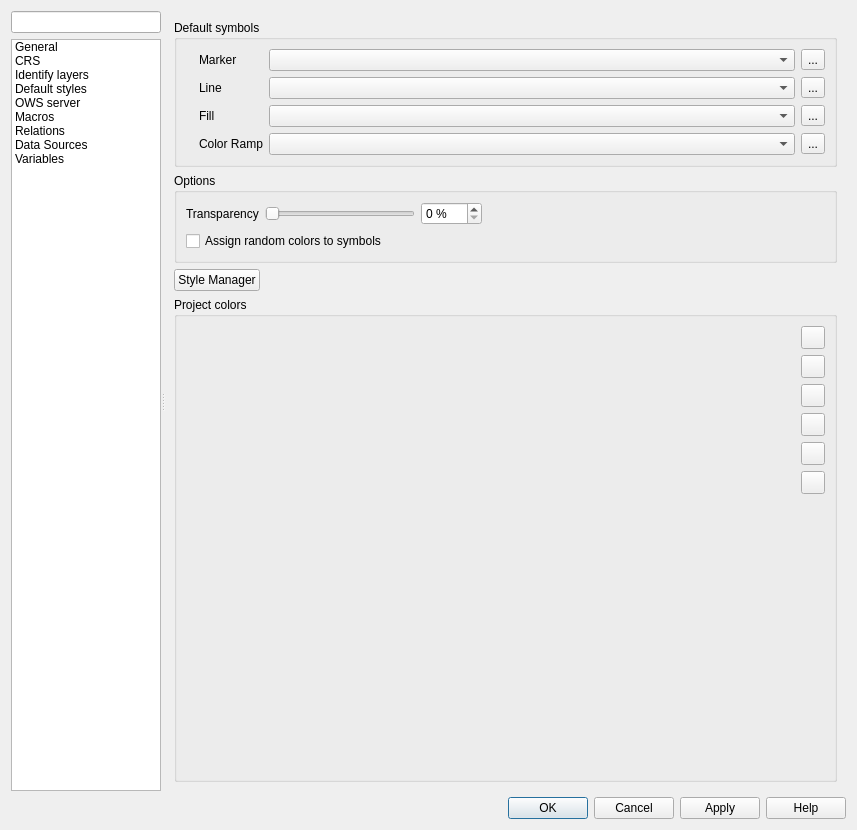
Before: the Qt Designer form src/ui/qgsprojectpropertiesbase.ui in carsmie/QGIS, drawn with Qt 5.
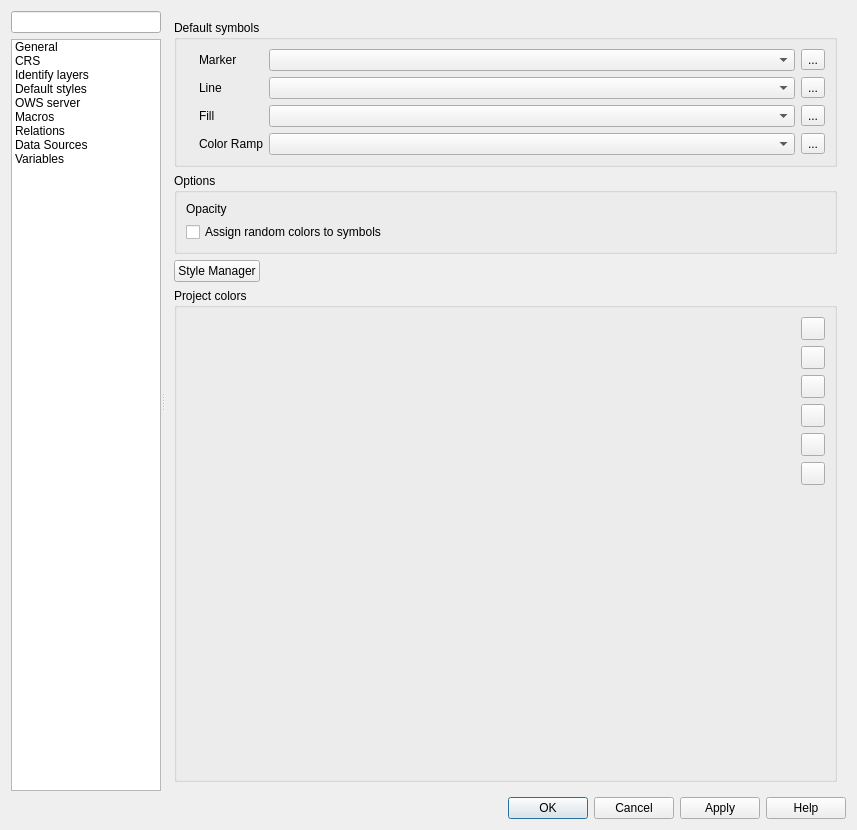
After: the same form once the commit is applied. The open tabs and pages were chosen to show the change. Icons and pictures are not drawn. Custom widgets are drawn as their Qt base class.

Commit message: Use QgsOpacityWidget wherever appropriate

Patch:
```diff
--- a/src/ui/qgsprojectpropertiesbase.ui
+++ b/src/ui/qgsprojectpropertiesbase.ui
@@ -915,8 +915,8 @@
                <rect>
                 <x>0</x>
                 <y>0</y>
-                <width>331</width>
-                <height>483</height>
+                <width>685</width>
+                <height>778</height>
                </rect>
               </property>
               <layout class="QVBoxLayout" name="verticalLayout_12">
@@ -1145,65 +1145,21 @@
                  </property>
                  <layout class="QVBoxLayout" name="verticalLayout_18">
                   <item>
-                   <layout class="QHBoxLayout" name="horizontalLayout_6">
+                   <layout class="QHBoxLayout" name="horizontalLayout_6" stretch="0,1">
                     <item>
                      <widget class="QLabel" name="mTransparencyLabel">
                       <property name="text">
-                       <string>Transparency</string>
+                       <string>Opacity</string>
                       </property>
                      </widget>
                     </item>
                     <item>
-                     <widget class="QSlider" name="mTransparencySlider">
-                      <property name="sizePolicy">
-                       <sizepolicy hsizetype="MinimumExpanding" vsizetype="Fixed">
-                        <horstretch>0</horstretch>
-                        <verstretch>0</verstretch>
-                       </sizepolicy>
+                     <widget class="QgsOpacityWidget" name="mDefaultOpacityWidget" native="true">
+                      <property name="focusPolicy">
+                       <enum>Qt::StrongFocus</enum>
                       </property>
-                      <property name="minimumSize">
-                       <size>
-                        <width>150</width>
-                        <height>0</height>
-                       </size>
-                      </property>
-                      <property name="maximumSize">
-                       <size>
-                        <width>150</width>
-                        <height>16777215</height>
-                       </size>
-                      </property>
-                      <property name="maximum">
-                       <number>100</number>
-                      </property>
-                      <property name="orientation">
-                       <enum>Qt::Horizontal</enum>
-                      </property>
                      </widget>
                     </item>
-                    <item>
-                     <widget class="QSpinBox" name="mTransparencySpinBox">
-                      <property name="suffix">
-                       <string> %</string>
-                      </property>
-                      <property name="maximum">
-                       <number>100</number>
-                      </property>
-                     </widget>
-                    </item>
-                    <item>
-                     <spacer name="horizontalSpacer_5">
-                      <property name="orientation">
-                       <enum>Qt::Horizontal</enum>
-                      </property>
-                      <property name="sizeHint" stdset="0">
-                       <size>
-                        <width>40</width>
-                        <height>20</height>
-                       </size>
-                      </property>
-                     </spacer>
-                    </item>
                    </layout>
                   </item>
                   <item>
@@ -2607,9 +2563,9 @@
  </widget>
  <customwidgets>
   <customwidget>
-   <class>QgsScrollArea</class>
-   <extends>QScrollArea</extends>
-   <header>qgsscrollarea.h</header>
+   <class>QgsColorButton</class>
+   <extends>QToolButton</extends>
+   <header>qgscolorbutton.h</header>
    <container>1</container>
   </customwidget>
   <customwidget>
@@ -2624,17 +2580,23 @@
    <header location="global">qgsvariableeditorwidget.h</header>
    <container>1</container>
   </customwidget>
+  <customwidget>
+   <class>QgsScrollArea</class>
+   <extends>QScrollArea</extends>
+   <header>qgsscrollarea.h</header>
+   <container>1</container>
+  </customwidget>
+  <customwidget>
+   <class>QgsOpacityWidget</class>
+   <extends>QWidget</extends>
+   <header>qgsopacitywidget.h</header>
+   <container>1</container>
+  </customwidget>
   <customwidget>
    <class>QgsFilterLineEdit</class>
    <extends>QLineEdit</extends>
    <header>qgsfilterlineedit.h</header>
   </customwidget>
-  <customwidget>
-   <class>QgsColorButton</class>
-   <extends>QToolButton</extends>
-   <header>qgscolorbutton.h</header>
-   <container>1</container>
-  </customwidget>
   <customwidget>
    <class>QgsColorSchemeList</class>
    <extends>QWidget</extends>
```
Left out of the diff: 25 changed lines with no effect on the pictures. The commit also changes 31 other files.
